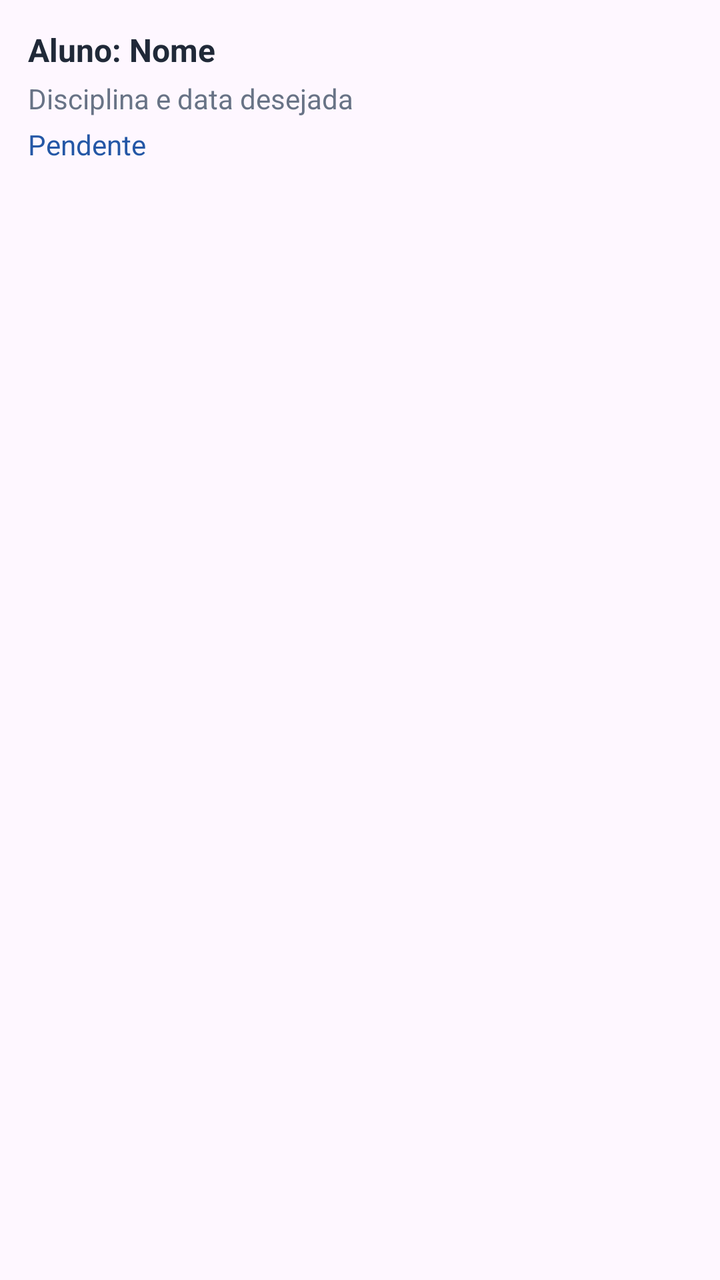
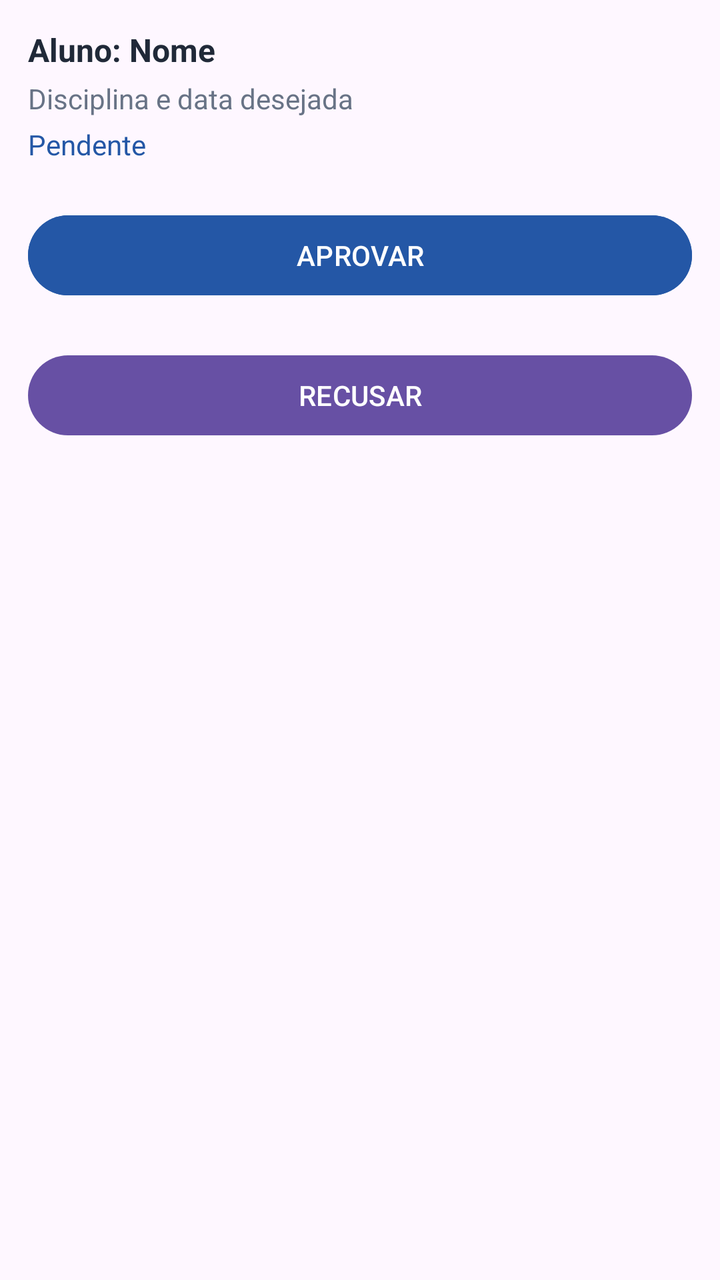

Two renders of the same Android screen: before a commit and after it. Below are the layout's source before the change and the commit's diff.
<!-- AndroidManifest.xml: application theme Theme.TrabalhoFinalProg -->
<!-- res/layout/item_solicitacao.xml -->
<?xml version="1.0" encoding="utf-8"?>
<LinearLayout xmlns:android="http://schemas.android.com/apk/res/android"
    android:id="@+id/itemSolicitacao"
    android:layout_width="match_parent"
    android:layout_height="wrap_content"
    android:orientation="vertical"
    android:padding="14dp">
    <TextView android:id="@+id/tvItemSolicitante" android:layout_width="match_parent" android:layout_height="wrap_content" android:text="Aluno: Nome" android:textColor="@color/texto" android:textSize="16sp" android:textStyle="bold" />
    <TextView android:id="@+id/tvItemResumoSolicitacao" android:layout_width="match_parent" android:layout_height="wrap_content" android:layout_marginTop="4dp" android:text="Disciplina e data desejada" android:textColor="@color/texto_secundario" />
    <TextView android:id="@+id/tvItemStatusSolicitacao" android:layout_width="match_parent" android:layout_height="wrap_content" android:layout_marginTop="4dp" android:text="Pendente" android:textColor="@color/azul" />
</LinearLayout>
<!-- resources referenced by this layout -->
<resources>
  <color name="azul">#2457A6</color>
  <color name="texto">#202938</color>
  <color name="texto_secundario">#687386</color>
  <style name="Theme.TrabalhoFinalProg" parent="Base.Theme.TrabalhoFinalProg" />
  <style name="Base.Theme.TrabalhoFinalProg" parent="Theme.Material3.DayNight.NoActionBar">
          
          
      </style>
</resources>

<!-- the commit's change to res/layout/item_solicitacao.xml (unified diff, before → after) -->
@@ -8,4 +8,20 @@
     <TextView android:id="@+id/tvItemSolicitante" android:layout_width="match_parent" android:layout_height="wrap_content" android:text="Aluno: Nome" android:textColor="@color/texto" android:textSize="16sp" android:textStyle="bold" />
     <TextView android:id="@+id/tvItemResumoSolicitacao" android:layout_width="match_parent" android:layout_height="wrap_content" android:layout_marginTop="4dp" android:text="Disciplina e data desejada" android:textColor="@color/texto_secundario" />
     <TextView android:id="@+id/tvItemStatusSolicitacao" android:layout_width="match_parent" android:layout_height="wrap_content" android:layout_marginTop="4dp" android:text="Pendente" android:textColor="@color/azul" />
+    <Button
+        android:id="@+id/btAprovarSolicitacao"
+        android:layout_width="match_parent"
+        android:layout_height="wrap_content"
+        android:layout_marginTop="22dp"
+        android:text="APROVAR"
+        android:textAllCaps="false"
+        android:backgroundTint="@color/azul" />
+
+    <Button
+        android:id="@+id/btRecusarSolicitacao"
+        android:layout_width="match_parent"
+        android:layout_height="wrap_content"
+        android:layout_marginTop="22dp"
+        android:text="RECUSAR"
+        android:textAllCaps="false"/>
 </LinearLayout>
